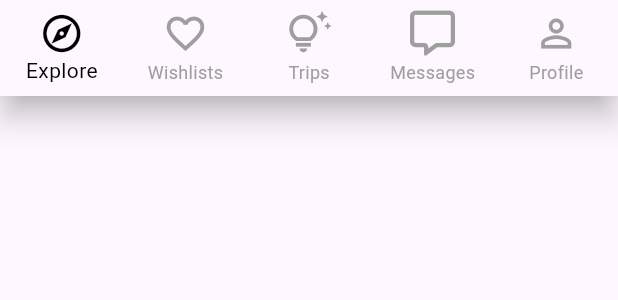
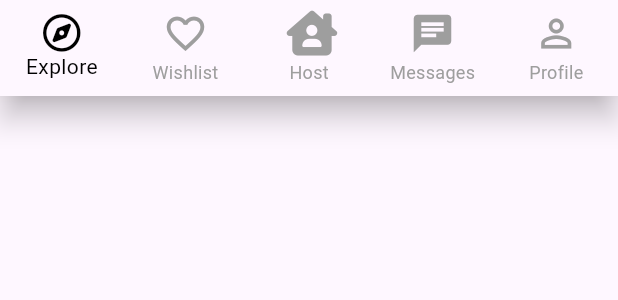
Before and after one commit to kartikkumarofficial/WanderIn, a Flutter app: the Bottomnavbar widget shown alone on an empty page, opened directly, on a phone screen of 412 x 824 dp. Shown: the top 300 px of the screen. Run offline on Flutter 3.47's test engine with Material 3 defaults, Android fonts, the phone set to English and light mode, and no system bars; our stand-ins replace cloud_firestore, firebase_auth, firebase_core, font_awesome_flutter, google_fonts, shared_preferences; accounts and stored records are empty; network calls fail.

Commit message:
changing icons

```diff
--- /dev/null
+++ b/devtools_options.yaml
@@ -0,0 +1,3 @@
+description: This file stores settings for Dart & Flutter DevTools.
+documentation: https://docs.flutter.dev/tools/devtools/extensions#configure-extension-enablement-states
+extensions:
--- a/lib/presentation/widgets/bottomnavbar.dart
+++ b/lib/presentation/widgets/bottomnavbar.dart
@@ -23,32 +23,33 @@ class _BottomnavbarState extends State<Bottomnavbar> {
   Widget build(BuildContext context) {
     return BottomNavigationBar(
       currentIndex: _selectedIndex,
+
       selectedItemColor: Colors.black,
       unselectedItemColor: Colors.grey,
       type: BottomNavigationBarType.fixed,
       onTap: _onItemTapped,
       items: [
         BottomNavigationBarItem(
-          icon: Icon(Icons.explore_outlined, size: 30),
+          icon: Icon(FontAwesomeIcons.compass, size: 25),
           label: "Explore",
 
         ),
         BottomNavigationBarItem(
           icon: Icon(Icons.favorite_outline, size: 30),
           activeIcon: Icon(Icons.favorite),
-          label: "Wishlists",
+          label: "Wishlist",
         ),
         BottomNavigationBarItem(
-          icon: Icon(Icons.tips_and_updates_outlined, size: 30),
-          label: "Trips",
+          icon: Icon(FontAwesomeIcons.houseChimneyUser, size: 30),
+          label: "Host",
         ),
         BottomNavigationBarItem(
-          icon: Icon(FontAwesomeIcons.message, size: 30),
+          icon: Icon(Icons.chat, size: 30),
           label: "Messages",
         ),
         BottomNavigationBarItem(
           icon: Icon(Icons.person_outline, size: 30),
-          activeIcon: Icon(CupertinoIcons.profile_circled),
+          activeIcon: Icon(FontAwesomeIcons.user),
           label: "Profile",
         ),
       ],
```
